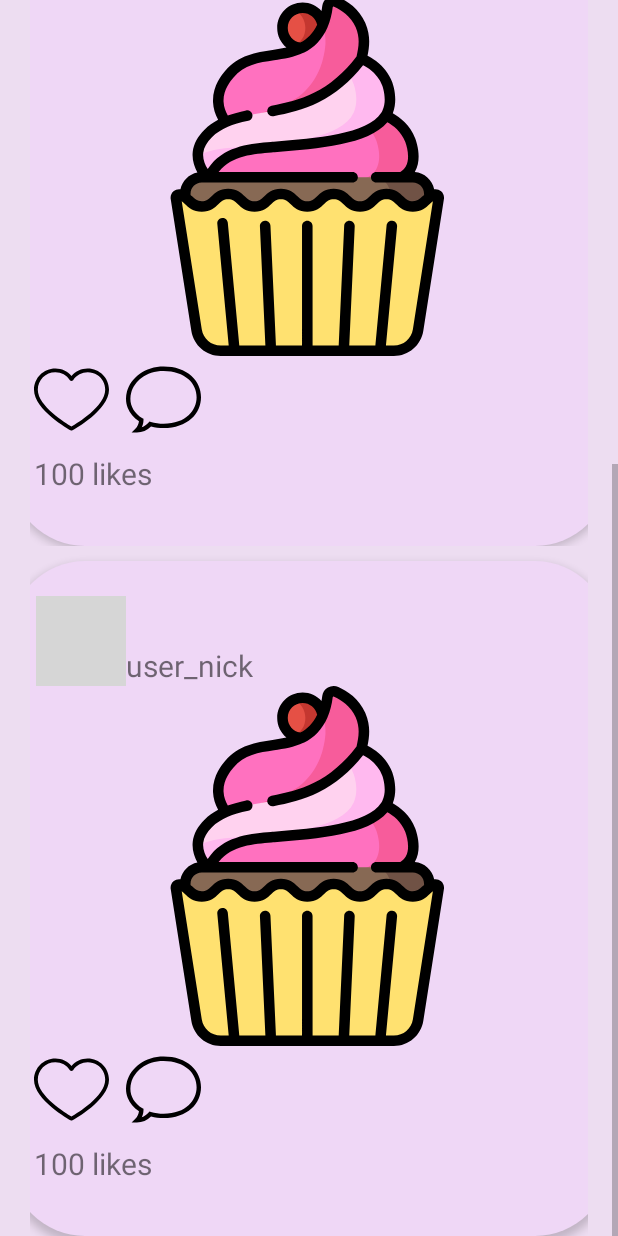
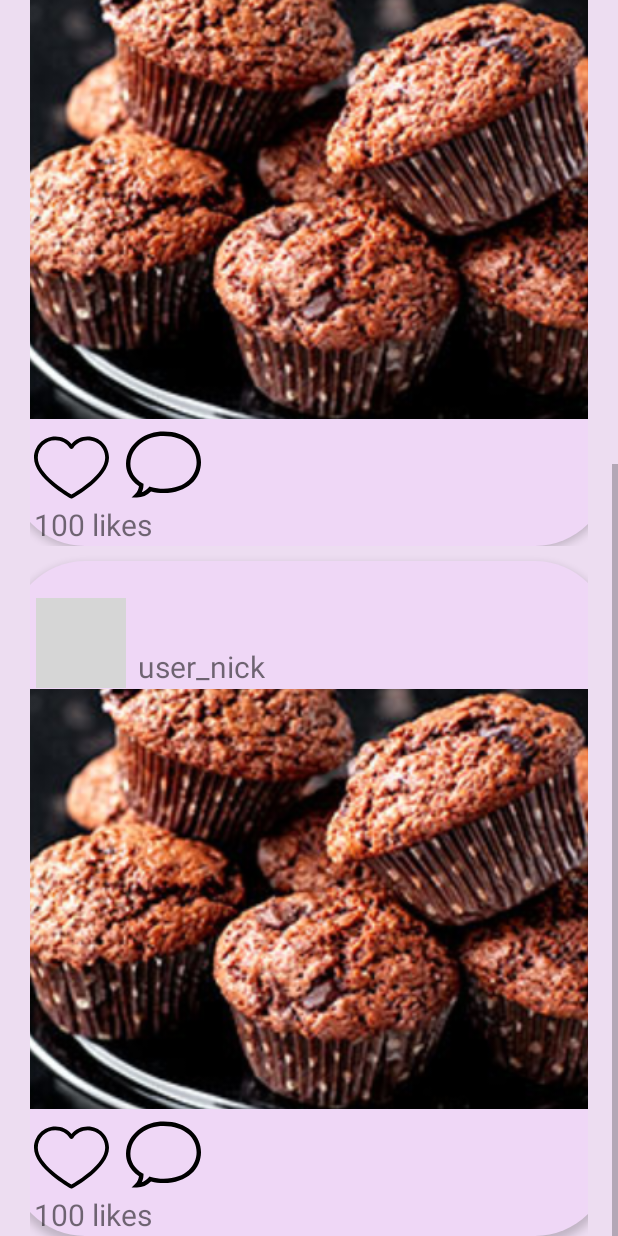
Before and after one commit to daria1703/Yummy, an Android app: the StartScreen screen opened directly, with no data from a screen before it, scrolled down 495 dp, on a phone screen of 412 x 824 dp. Run offline under Robolectric (Android 15) with nearby library versions, the phone set to English and light mode, and no system bars; grey boxes are pictures that could not be loaded.

Commit message:
layoutprzepisu

```diff
--- a/app/src/main/res/layout/activity_recipe.xml
+++ b/app/src/main/res/layout/activity_recipe.xml
@@ -44,6 +44,14 @@
 
     </com.google.android.material.appbar.AppBarLayout>
 
+    <ImageView
+        android:layout_width="412dp"
+        android:layout_height="280dp"
+        android:layout_gravity="center"
+        android:scaleType="centerCrop"
+        android:src="@drawable/muffiny_czekoladowe_00"
+        app:layout_collapseMode="parallax"/>
+
 
 
 </androidx.constraintlayout.widget.ConstraintLayout>
--- a/app/src/main/res/layout/dynamic_rv_item_layout.xml
+++ b/app/src/main/res/layout/dynamic_rv_item_layout.xml
@@ -24,55 +24,54 @@
 
 
         <ImageView
-            android:id="@+id/image_of_dish"
-            android:layout_width="380dp"
-            android:layout_height="240dp"
-            android:layout_marginTop="10dp"
-            android:layout_marginEnd="12dp"
-            android:layout_marginRight="12dp"
-            android:elevation="20dp"
+            android:id="@+id/imageView"
+            android:layout_width="394dp"
+            android:layout_height="280dp"
+            android:layout_gravity="center"
+            android:scaleType="centerCrop"
+            android:src="@drawable/muffiny_czekoladowe_00"
+            app:layout_collapseMode="parallax"
             app:layout_constraintBottom_toBottomOf="parent"
             app:layout_constraintEnd_toEndOf="parent"
-            app:layout_constraintTop_toTopOf="@+id/constraintLayout"
-            app:layout_constraintVertical_bias="0.366"
-            app:srcCompat="@drawable/ic_cup_cake"
-            tools:ignore="VectorDrawableCompat" />
+            app:layout_constraintStart_toStartOf="parent"
+            app:layout_constraintTop_toTopOf="parent" />
 
         <ImageView
             android:id="@+id/user_icon"
             android:layout_width="60dp"
             android:layout_height="60dp"
-            app:layout_constraintBottom_toTopOf="@+id/image_of_dish"
+            android:layout_marginTop="24dp"
+            app:layout_constraintBottom_toTopOf="@+id/imageView"
             app:layout_constraintEnd_toEndOf="parent"
             app:layout_constraintHorizontal_bias="0.05"
             app:layout_constraintStart_toStartOf="parent"
             app:layout_constraintTop_toTopOf="parent"
-            app:layout_constraintVertical_bias="1.0"
             app:srcCompat="@drawable/ic_user" />
 
         <TextView
             android:id="@+id/username"
             android:layout_width="wrap_content"
             android:layout_height="wrap_content"
+            android:layout_marginTop="36dp"
             android:text="user_nick"
             android:textSize="20dp"
-            app:layout_constraintBottom_toTopOf="@+id/image_of_dish"
+            app:layout_constraintBottom_toTopOf="@+id/imageView"
             app:layout_constraintEnd_toEndOf="parent"
-            app:layout_constraintHorizontal_bias="0.0"
+            app:layout_constraintHorizontal_bias="0.033"
             app:layout_constraintStart_toEndOf="@+id/user_icon"
             app:layout_constraintTop_toTopOf="parent"
-            app:layout_constraintVertical_bias="1.0" />
+            app:layout_constraintVertical_bias="0.954" />
 
         <ImageView
             android:id="@+id/empty_heart"
             android:layout_width="50dp"
             android:layout_height="50dp"
+            android:layout_marginTop="8dp"
             app:layout_constraintBottom_toTopOf="@+id/number_of_likes"
             app:layout_constraintEnd_toEndOf="parent"
             app:layout_constraintHorizontal_bias="0.045"
             app:layout_constraintStart_toStartOf="parent"
-            app:layout_constraintTop_toBottomOf="@+id/image_of_dish"
-            app:layout_constraintVertical_bias="0.266"
+            app:layout_constraintTop_toBottomOf="@+id/imageView"
             app:srcCompat="@drawable/ic_empty_heart"
             tools:ignore="MissingConstraints,VectorDrawableCompat" />
 
@@ -80,12 +79,12 @@
             android:id="@+id/comments"
             android:layout_width="50dp"
             android:layout_height="50dp"
+            android:layout_marginBottom="24dp"
             app:layout_constraintBottom_toBottomOf="parent"
             app:layout_constraintEnd_toEndOf="parent"
             app:layout_constraintHorizontal_bias="0.22"
             app:layout_constraintStart_toStartOf="parent"
-            app:layout_constraintTop_toBottomOf="@+id/image_of_dish"
-            app:layout_constraintVertical_bias="0.051"
+            app:layout_constraintTop_toBottomOf="@+id/imageView"
             app:srcCompat="@drawable/ic_speech_bubble" />
 
         <TextView
@@ -98,8 +97,7 @@
             app:layout_constraintEnd_toEndOf="parent"
             app:layout_constraintHorizontal_bias="0.05"
             app:layout_constraintStart_toStartOf="parent"
-            app:layout_constraintTop_toBottomOf="@+id/image_of_dish"
-            app:layout_constraintVertical_bias="0.65" />
+            app:layout_constraintTop_toBottomOf="@+id/comments" />
 
 
     </androidx.constraintlayout.widget.ConstraintLayout>
```
